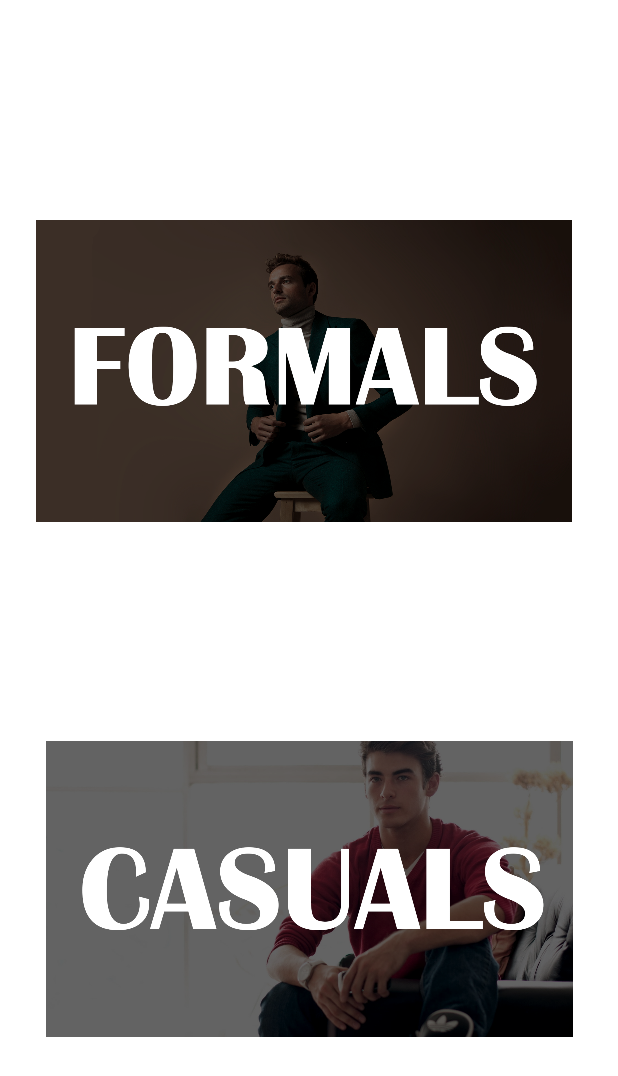
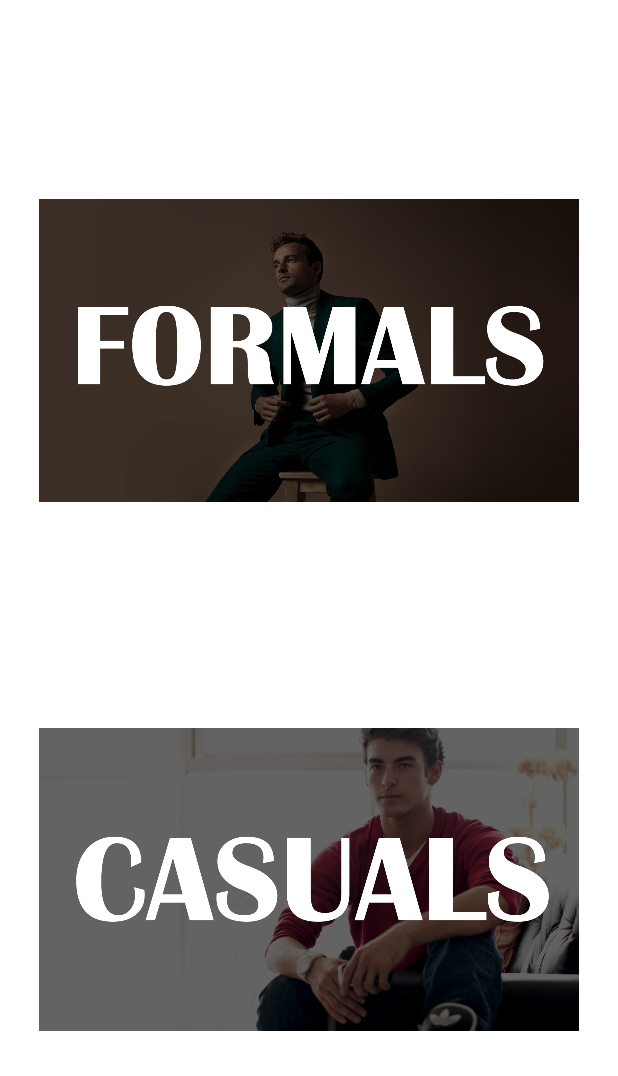
Before and after one commit to xamanyy/FashioIsta, an Android app: the layout mens.xml on its own in the app's theme, with its tools: preview values and no code run, on a phone screen of 412 x 824 dp. Shown: the top 1076 px of the screen. Run offline under Robolectric (Android 15) with nearby library versions, the phone set to English and light mode, and no system bars.

Commit message:
Changed the shape of the image selections.

```diff
--- a/app/src/main/java/com/example/fashionista/MainActivity.java
+++ b/app/src/main/java/com/example/fashionista/MainActivity.java
@@ -21,7 +21,7 @@ public class MainActivity extends AppCompatActivity {
             @Override
             public void run() {
                 //Write whatever to want to do after delay specified (1 sec)
-                Intent intent = new Intent(MainActivity.this,LoginPage.class);
+                Intent intent = new Intent(MainActivity.this,Home.class);
                 startActivity(intent);
                 finish();
             }
--- a/app/src/main/res/drawable-v21/ic_menu_camera.xml
+++ b/app/src/main/res/drawable-v21/ic_menu_camera.xml
@@ -4,9 +4,9 @@
     android:viewportWidth="24.0"
     android:viewportHeight="24.0">
     <path
-        android:fillColor="#FF000000"
+        android:fillColor="#FFFF"
         android:pathData="M12,12m-3.2,0a3.2,3.2 0,1 1,6.4 0a3.2,3.2 0,1 1,-6.4 0" />
     <path
-        android:fillColor="#FF000000"
+        android:fillColor="#FFFF"
         android:pathData="M9,2L7.17,4H4c-1.1,0 -2,0.9 -2,2v12c0,1.1 0.9,2 2,2h16c1.1,0 2,-0.9 2,-2V6c0,-1.1 -0.9,-2 -2,-2h-3.17L15,2H9zm3,15c-2.76,0 -5,-2.24 -5,-5s2.24,-5 5,-5 5,2.24 5,5 -2.24,5 -5,5z" />
 </vector>
--- a/app/src/main/res/layout/app_bar_main.xml
+++ b/app/src/main/res/layout/app_bar_main.xml
@@ -32,5 +32,4 @@
         app:srcCompat="@drawable/ic_menu_camera" />
 
 
-
 </androidx.coordinatorlayout.widget.CoordinatorLayout>
--- a/app/src/main/res/layout/mens.xml
+++ b/app/src/main/res/layout/mens.xml
@@ -7,23 +7,24 @@
 
     <ImageView
         android:id="@+id/men_formal"
-        android:layout_width="357dp"
-        android:layout_height="228dp"
+        android:layout_width="360dp"
+        android:layout_height="230dp"
         app:layout_constraintBottom_toBottomOf="parent"
         app:layout_constraintEnd_toEndOf="parent"
-        app:layout_constraintHorizontal_bias="0.444"
+        app:layout_constraintHorizontal_bias="0.5"
         app:layout_constraintStart_toStartOf="parent"
         app:layout_constraintTop_toTopOf="parent"
-        app:layout_constraintVertical_bias="0.224"
+        app:layout_constraintVertical_bias="0.200"
         app:srcCompat="@drawable/mens_formals" />
 
     <ImageView
         android:id="@+id/men_casual"
-        android:layout_width="351dp"
-        android:layout_height="253dp"
+        android:layout_width="360dp"
+        android:layout_height="230dp"
         app:layout_constraintBottom_toBottomOf="parent"
         app:layout_constraintEnd_toEndOf="parent"
         app:layout_constraintStart_toStartOf="parent"
         app:layout_constraintTop_toBottomOf="@+id/men_formal"
+        app:layout_constraintVertical_bias="0.500"
         app:srcCompat="@drawable/mens_casuals" />
 </androidx.constraintlayout.widget.ConstraintLayout>
```
Also changed, not shown: app/src/main/res/layout/fragment_home.xml (+11 -10 lines), app/src/main/res/layout/mens_casuals.xml (+7 -6 lines), app/src/main/res/layout/mens_formals.xml (+7 -6 lines), app/src/main/res/layout/womens.xml (+7 -6 lines), app/src/main/res/layout/womens_casuals.xml (+7 -6 lines), app/src/main/res/layout/womens_formals.xml (+7 -6 lines).
